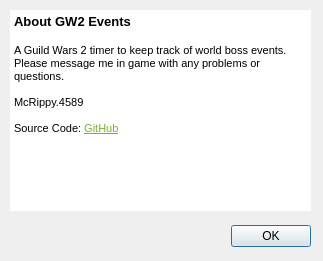
Old version of the form ui/about.ui in the repository igl00/gw2events.
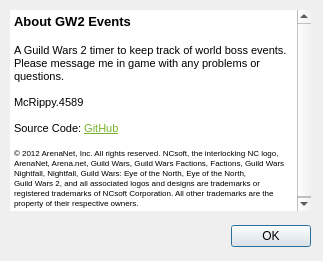
New version of the form.

Diff of the .ui file:
```diff
--- a/ui/about.ui
+++ b/ui/about.ui
@@ -63,7 +63,14 @@
 &lt;p style=&quot;-qt-paragraph-type:empty; margin-top:0px; margin-bottom:0px; margin-left:0px; margin-right:0px; -qt-block-indent:0; text-indent:0px; font-size:8pt;&quot;&gt;&lt;br /&gt;&lt;/p&gt;
 &lt;p style=&quot; margin-top:0px; margin-bottom:0px; margin-left:0px; margin-right:0px; -qt-block-indent:0; text-indent:0px;&quot;&gt;&lt;span style=&quot; font-size:8pt;&quot;&gt;McRippy.4589&lt;/span&gt;&lt;/p&gt;
 &lt;p style=&quot;-qt-paragraph-type:empty; margin-top:0px; margin-bottom:0px; margin-left:0px; margin-right:0px; -qt-block-indent:0; text-indent:0px; font-size:8pt;&quot;&gt;&lt;br /&gt;&lt;/p&gt;
-&lt;p style=&quot; margin-top:0px; margin-bottom:0px; margin-left:0px; margin-right:0px; -qt-block-indent:0; text-indent:0px;&quot;&gt;&lt;span style=&quot; font-size:8pt;&quot;&gt;Source Code: &lt;/span&gt;&lt;a href=&quot;https://github.com/igl00/gw2events&quot;&gt;&lt;span style=&quot; font-size:8pt; text-decoration: underline; color:#78b12d;&quot;&gt;GitHub&lt;/span&gt;&lt;/a&gt;&lt;/p&gt;&lt;/body&gt;&lt;/html&gt;</string>
+&lt;p style=&quot; margin-top:0px; margin-bottom:0px; margin-left:0px; margin-right:0px; -qt-block-indent:0; text-indent:0px;&quot;&gt;&lt;span style=&quot; font-size:8pt;&quot;&gt;Source Code: &lt;/span&gt;&lt;a href=&quot;https://github.com/igl00/gw2events&quot;&gt;&lt;span style=&quot; font-size:8pt; text-decoration: underline; color:#78b12d;&quot;&gt;GitHub&lt;/span&gt;&lt;/a&gt;&lt;/p&gt;
+&lt;p style=&quot;-qt-paragraph-type:empty; margin-top:0px; margin-bottom:0px; margin-left:0px; margin-right:0px; -qt-block-indent:0; text-indent:0px; font-size:8pt; text-decoration: underline; color:#78b12d;&quot;&gt;&lt;br /&gt;&lt;/p&gt;
+&lt;p style=&quot; margin-top:0px; margin-bottom:0px; margin-left:0px; margin-right:0px; -qt-block-indent:0; text-indent:0px;&quot;&gt;&lt;span style=&quot; font-size:6pt;&quot;&gt;© 2012 ArenaNet, Inc. All rights reserved. NCsoft, the interlocking NC logo, &lt;/span&gt;&lt;/p&gt;
+&lt;p style=&quot; margin-top:0px; margin-bottom:0px; margin-left:0px; margin-right:0px; -qt-block-indent:0; text-indent:0px;&quot;&gt;&lt;span style=&quot; font-size:6pt;&quot;&gt;ArenaNet, Arena.net, Guild Wars, Guild Wars Factions, Factions, Guild Wars &lt;/span&gt;&lt;/p&gt;
+&lt;p style=&quot; margin-top:0px; margin-bottom:0px; margin-left:0px; margin-right:0px; -qt-block-indent:0; text-indent:0px;&quot;&gt;&lt;span style=&quot; font-size:6pt;&quot;&gt;Nightfall, Nightfall, Guild Wars: Eye of the North, Eye of the North, &lt;/span&gt;&lt;/p&gt;
+&lt;p style=&quot; margin-top:0px; margin-bottom:0px; margin-left:0px; margin-right:0px; -qt-block-indent:0; text-indent:0px;&quot;&gt;&lt;span style=&quot; font-size:6pt;&quot;&gt;Guild Wars 2, and all associated logos and designs are trademarks or &lt;/span&gt;&lt;/p&gt;
+&lt;p style=&quot; margin-top:0px; margin-bottom:0px; margin-left:0px; margin-right:0px; -qt-block-indent:0; text-indent:0px;&quot;&gt;&lt;span style=&quot; font-size:6pt;&quot;&gt;registered trademarks of NCsoft Corporation. All other trademarks are the &lt;/span&gt;&lt;/p&gt;
+&lt;p style=&quot; margin-top:0px; margin-bottom:0px; margin-left:0px; margin-right:0px; -qt-block-indent:0; text-indent:0px;&quot;&gt;&lt;span style=&quot; font-size:6pt;&quot;&gt;property of their respective owners.&lt;/span&gt;&lt;/p&gt;&lt;/body&gt;&lt;/html&gt;</string>
    </property>
    <property name="acceptRichText">
     <bool>false</bool>
```
